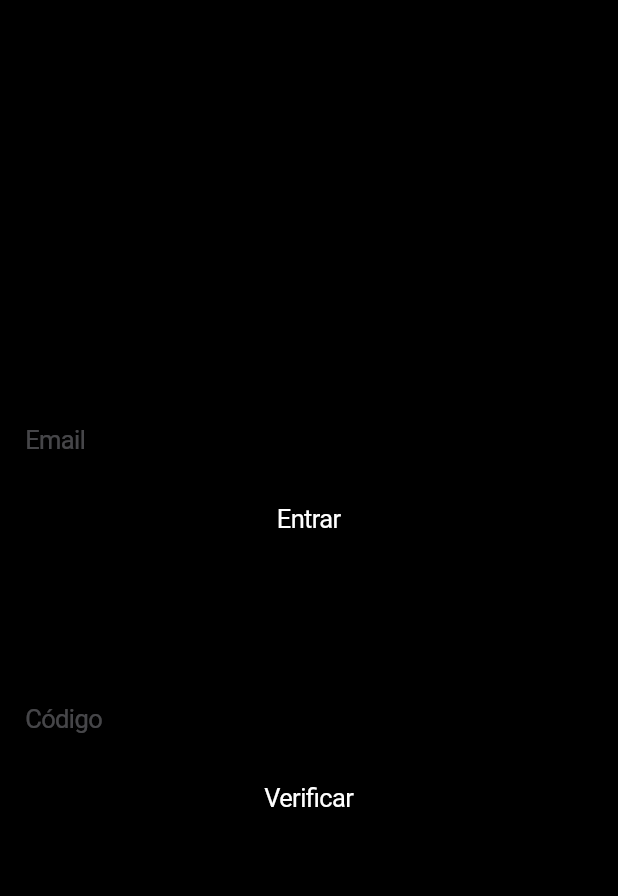
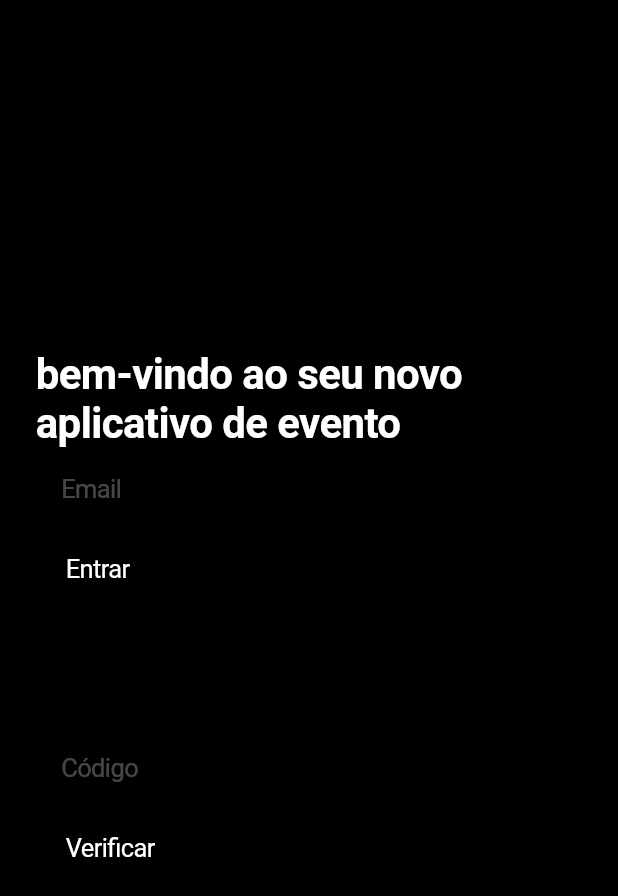
Before and after one commit to role-pi/app, a Flutter app: the screen it shows after launch, on a phone screen of 412 x 824 dp. Shown: the top 896 px of the screen. Run offline on Flutter 3.47's test engine with Material 2 defaults, Android fonts, the phone set to English and light mode, and no system bars; our stand-ins replace flutter_secure_storage; accounts and stored records are empty; network calls fail.

Commit message:
Ajustes login

```diff
--- a/lib/features/user_login/screens/user_login_screen.dart
+++ b/lib/features/user_login/screens/user_login_screen.dart
@@ -34,10 +34,24 @@ class _UserLoginScreenState extends State<UserLoginScreen> {
           primaryColor: CupertinoColors.white,
         ),
         child: CupertinoPageScaffold(
+          child: Padding(
+            padding: const EdgeInsets.all(24.0),
             child: Form(
               key: _formKey,
-            child: Column(children: [
+
+              child: Column(
+                crossAxisAlignment: CrossAxisAlignment.start,
+                children: [
                 Spacer(),
+
+                  Text("bem-vindo ao seu novo aplicativo de evento",
+                    style: TextStyle(
+                      color: CupertinoColors.white,
+                      fontWeight: FontWeight.bold,
+                      fontSize: 28,
+                    ),
+                  ),
+
                 CupertinoTextFormFieldRow(
                   placeholder: "Email",
                   controller: _emailController,
@@ -75,6 +89,7 @@ class _UserLoginScreenState extends State<UserLoginScreen> {
                 Spacer(),
               ]),
             ),
+          ),
           backgroundColor: CupertinoColors.black,
         ),
       );
```
Also changed, not shown: 1 other file. Lines whose indentation alone changed are shown as unchanged.
